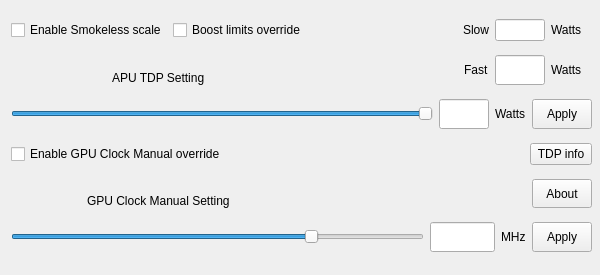
Before: the Qt Designer form GUI/src/mainwindow.ui in jlobue10/Ryzen_tdp_GUI, drawn with Qt 5.
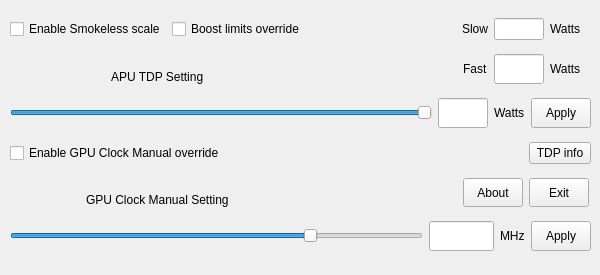
After: the same form once the commit is applied.

Diff of the .ui file:
```diff
--- a/GUI/src/mainwindow.ui
+++ b/GUI/src/mainwindow.ui
@@ -17,8 +17,8 @@
    <widget class="QWidget" name="">
     <property name="geometry">
      <rect>
-      <x>11</x>
-      <y>11</y>
+      <x>10</x>
+      <y>10</y>
       <width>581</width>
       <height>251</height>
      </rect>
@@ -54,58 +54,6 @@
        </item>
       </layout>
      </item>
-     <item row="0" column="1">
-      <layout class="QHBoxLayout" name="horizontalLayout_4">
-       <item>
-        <widget class="QLabel" name="slow_label">
-         <property name="toolTip">
-          <string>Slow Boost override</string>
-         </property>
-         <property name="text">
-          <string>Slow</string>
-         </property>
-         <property name="alignment">
-          <set>Qt::AlignRight|Qt::AlignTrailing|Qt::AlignVCenter</set>
-         </property>
-        </widget>
-       </item>
-       <item>
-        <widget class="QLineEdit" name="slow_tdp_lineEdit">
-         <property name="sizePolicy">
-          <sizepolicy hsizetype="Fixed" vsizetype="Fixed">
-           <horstretch>0</horstretch>
-           <verstretch>0</verstretch>
-          </sizepolicy>
-         </property>
-         <property name="maximumSize">
-          <size>
-           <width>50</width>
-           <height>30</height>
-          </size>
-         </property>
-         <property name="toolTip">
-          <string>Slow Boost override</string>
-         </property>
-         <property name="readOnly">
-          <bool>true</bool>
-         </property>
-        </widget>
-       </item>
-       <item>
-        <widget class="QLabel" name="slow_tdp_label">
-         <property name="maximumSize">
-          <size>
-           <width>41</width>
-           <height>30</height>
-          </size>
-         </property>
-         <property name="text">
-          <string>Watts</string>
-         </property>
-        </widget>
-       </item>
-      </layout>
-     </item>
      <item row="1" column="0" alignment="Qt::AlignHCenter|Qt::AlignBottom">
       <widget class="QLabel" name="APU_tdp_label">
        <property name="text">
@@ -113,56 +61,7 @@
        </property>
       </widget>
      </item>
-     <item row="1" column="1">
-      <layout class="QHBoxLayout" name="horizontalLayout_5">
-       <item alignment="Qt::AlignRight">
-        <widget class="QLabel" name="fast_label">
-         <property name="toolTip">
-          <string>Fast Boost override</string>
-         </property>
-         <property name="text">
-          <string>Fast</string>
-         </property>
-        </widget>
-       </item>
-       <item>
-        <widget class="QLineEdit" name="fast_tdp_lineEdit">
-         <property name="sizePolicy">
-          <sizepolicy hsizetype="Fixed" vsizetype="Fixed">
-           <horstretch>0</horstretch>
-           <verstretch>0</verstretch>
-          </sizepolicy>
-         </property>
-         <property name="maximumSize">
-          <size>
-           <width>50</width>
-           <height>30</height>
-          </size>
-         </property>
-         <property name="toolTip">
-          <string>Fast Boost override</string>
-         </property>
-         <property name="readOnly">
-          <bool>true</bool>
-         </property>
-        </widget>
-       </item>
-       <item>
-        <widget class="QLabel" name="fast_tdp_label">
-         <property name="maximumSize">
-          <size>
-           <width>41</width>
-           <height>30</height>
-          </size>
-         </property>
-         <property name="text">
-          <string>Watts</string>
-         </property>
-        </widget>
-       </item>
-      </layout>
-     </item>
-     <item row="2" column="0" colspan="2">
+     <item row="2" column="0" colspan="3">
       <layout class="QHBoxLayout" name="horizontalLayout">
        <item>
         <widget class="QSlider" name="tdp_Slider">
@@ -249,7 +148,7 @@
        </property>
       </widget>
      </item>
-     <item row="3" column="1" alignment="Qt::AlignRight">
+     <item row="3" column="2">
       <widget class="QPushButton" name="tdp_info_pushButton">
        <property name="maximumSize">
         <size>
@@ -282,7 +181,20 @@
        </property>
       </widget>
      </item>
-     <item row="5" column="0" colspan="2">
+     <item row="4" column="2">
+      <widget class="QPushButton" name="exit_pushButton">
+       <property name="maximumSize">
+        <size>
+         <width>60</width>
+         <height>29</height>
+        </size>
+       </property>
+       <property name="text">
+        <string>Exit</string>
+       </property>
+      </widget>
+     </item>
+     <item row="5" column="0" colspan="3">
       <layout class="QHBoxLayout" name="horizontalLayout_2">
        <item>
         <widget class="QSlider" name="GPU_Clock_Slider">
@@ -359,6 +271,107 @@
        </item>
       </layout>
      </item>
+     <item row="0" column="1" colspan="2">
+      <layout class="QHBoxLayout" name="horizontalLayout_4">
+       <item>
+        <widget class="QLabel" name="slow_label">
+         <property name="toolTip">
+          <string>Slow Boost override</string>
+         </property>
+         <property name="text">
+          <string>Slow</string>
+         </property>
+         <property name="alignment">
+          <set>Qt::AlignRight|Qt::AlignTrailing|Qt::AlignVCenter</set>
+         </property>
+        </widget>
+       </item>
+       <item>
+        <widget class="QLineEdit" name="slow_tdp_lineEdit">
+         <property name="sizePolicy">
+          <sizepolicy hsizetype="Fixed" vsizetype="Fixed">
+           <horstretch>0</horstretch>
+           <verstretch>0</verstretch>
+          </sizepolicy>
+         </property>
+         <property name="maximumSize">
+          <size>
+           <width>50</width>
+           <height>30</height>
+          </size>
+         </property>
+         <property name="toolTip">
+          <string>Slow Boost override</string>
+         </property>
+         <property name="readOnly">
+          <bool>true</bool>
+         </property>
+        </widget>
+       </item>
+       <item>
+        <widget class="QLabel" name="slow_tdp_label">
+         <property name="maximumSize">
+          <size>
+           <width>41</width>
+           <height>30</height>
+          </size>
+         </property>
+         <property name="text">
+          <string>Watts</string>
+         </property>
+        </widget>
+       </item>
+      </layout>
+     </item>
+     <item row="1" column="1" colspan="2">
+      <layout class="QHBoxLayout" name="horizontalLayout_5">
+       <item alignment="Qt::AlignRight">
+        <widget class="QLabel" name="fast_label">
+         <property name="toolTip">
+          <string>Fast Boost override</string>
+         </property>
+         <property name="text">
+          <string>Fast</string>
+         </property>
+        </widget>
+       </item>
+       <item>
+        <widget class="QLineEdit" name="fast_tdp_lineEdit">
+         <property name="sizePolicy">
+          <sizepolicy hsizetype="Fixed" vsizetype="Fixed">
+           <horstretch>0</horstretch>
+           <verstretch>0</verstretch>
+          </sizepolicy>
+         </property>
+         <property name="maximumSize">
+          <size>
+           <width>50</width>
+           <height>30</height>
+          </size>
+         </property>
+         <property name="toolTip">
+          <string>Fast Boost override</string>
+         </property>
+         <property name="readOnly">
+          <bool>true</bool>
+         </property>
+        </widget>
+       </item>
+       <item>
+        <widget class="QLabel" name="fast_tdp_label">
+         <property name="maximumSize">
+          <size>
+           <width>41</width>
+           <height>30</height>
+          </size>
+         </property>
+         <property name="text">
+          <string>Watts</string>
+         </property>
+        </widget>
+       </item>
+      </layout>
+     </item>
     </layout>
    </widget>
   </widget>
```
